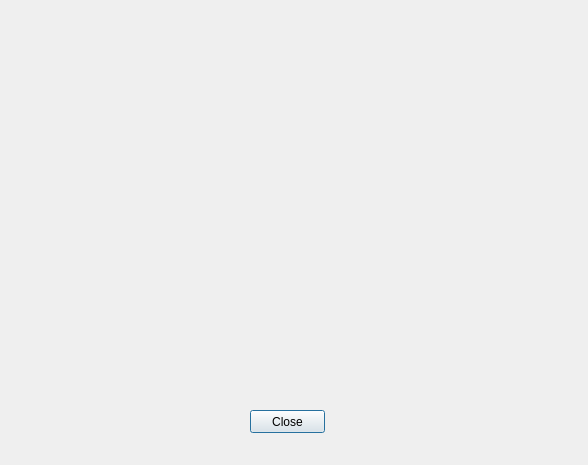
Dylan-Maxwell-Wright/Stochastic_Methods, file randomwalks.ui: the form before one commit.
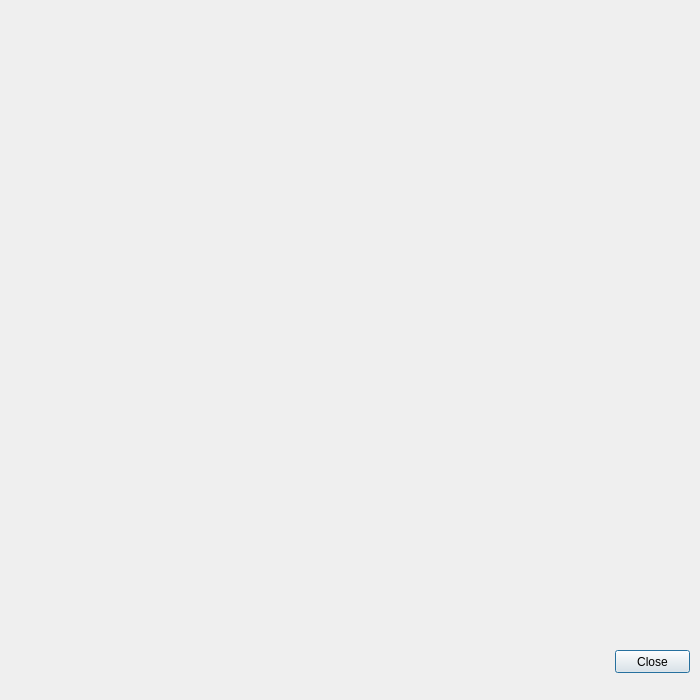
The form after the commit.

Commit message: Adding and programing widget for first random walk Establishing PaintingTool painter for multiple painting methods

```diff
--- a/randomwalks.ui
+++ b/randomwalks.ui
@@ -6,8 +6,8 @@
    <rect>
     <x>0</x>
     <y>0</y>
-    <width>588</width>
-    <height>465</height>
+    <width>700</width>
+    <height>700</height>
    </rect>
   </property>
   <property name="windowTitle">
@@ -16,8 +16,8 @@
   <widget class="QPushButton" name="backMain">
    <property name="geometry">
     <rect>
-     <x>250</x>
-     <y>410</y>
+     <x>615</x>
+     <y>650</y>
      <width>75</width>
      <height>23</height>
     </rect>
@@ -26,6 +26,19 @@
     <string>Close</string>
    </property>
   </widget>
+  <widget class="QWidget" name="randomWalkWidget" native="true">
+   <property name="geometry">
+    <rect>
+     <x>100</x>
+     <y>50</y>
+     <width>500</width>
+     <height>500</height>
+    </rect>
+   </property>
+   <property name="autoFillBackground">
+    <bool>false</bool>
+   </property>
+  </widget>
  </widget>
  <resources/>
  <connections/>
```
The commit also changes 5 other files.
